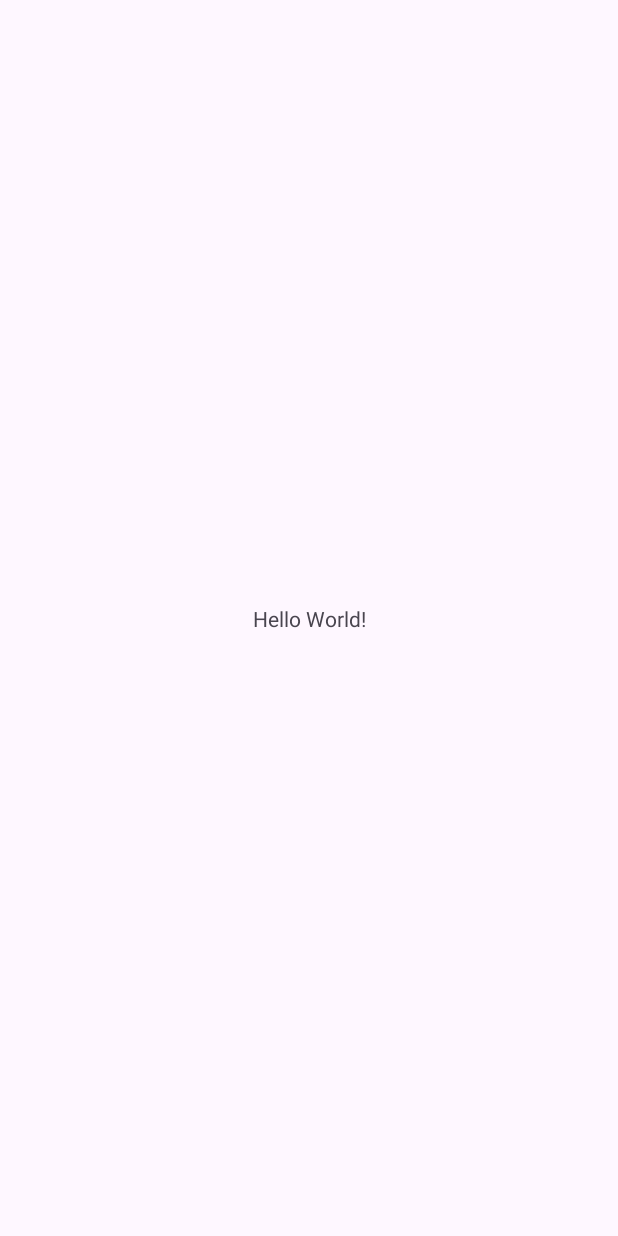
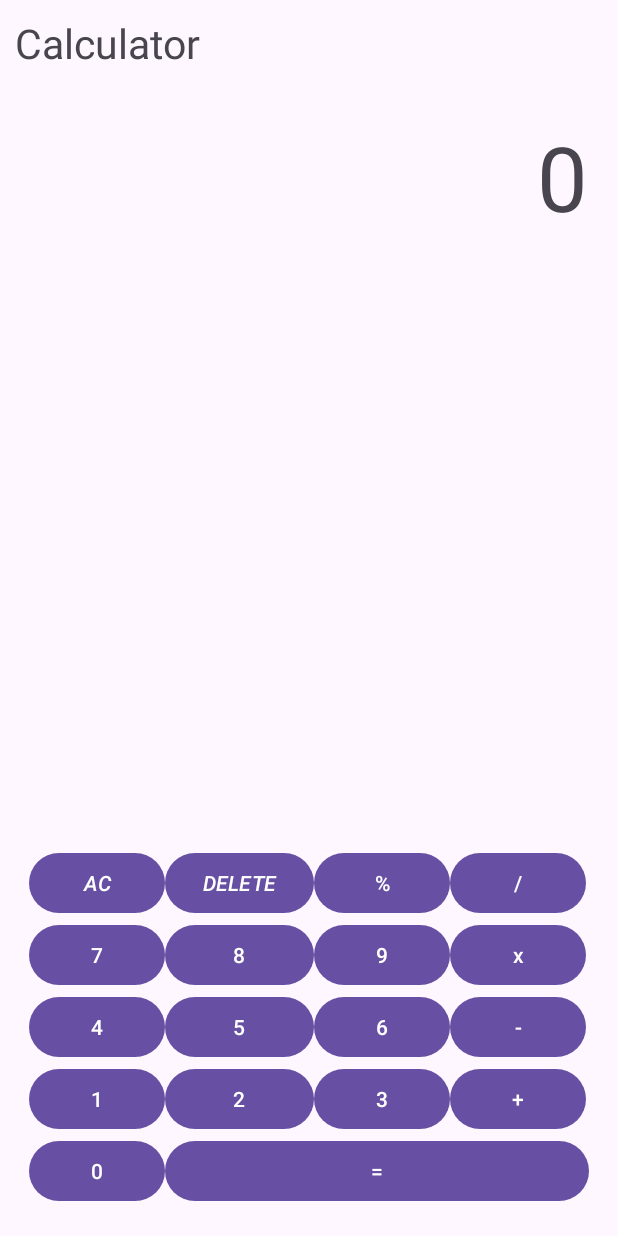
Before and after one commit to salmanmirr/Calculator-App, an Android app: the screen it shows after launch (MainActivity), on a phone screen of 412 x 824 dp. Before the commit the screen is almost empty. Run offline under Robolectric (Android 15) with nearby library versions, the phone set to English and light mode, and no system bars; 18 statements that could not run were skipped.

Commit message:
updated at 8:05

```diff
--- a/app/src/main/java/com/example/calculator/MainActivity.java
+++ b/app/src/main/java/com/example/calculator/MainActivity.java
@@ -7,6 +7,9 @@ import androidx.appcompat.app.AppCompatActivity;
 import androidx.core.graphics.Insets;
 import androidx.core.view.ViewCompat;
 import androidx.core.view.WindowInsetsCompat;
+import android.view.View;
+import android.widget.Button;
+import android.widget.TextView;
 
 public class MainActivity extends AppCompatActivity {
 
@@ -15,11 +18,29 @@ public class MainActivity extends AppCompatActivity {
         super.onCreate(savedInstanceState);
         EdgeToEdge.enable(this);
         setContentView(R.layout.activity_main);
-        ViewCompat.setOnApplyWindowInsetsListener(findViewById(R.id.main), (v, insets) -> {
-            Insets systemBars = insets.getInsets(WindowInsetsCompat.Type.systemBars());
-            v.setPadding(systemBars.left, systemBars.top, systemBars.right, systemBars.bottom);
-            return insets;
-        });
+
+        displayTextView = findViewById(R.id.displayID);
+
+        findViewById(R.id.zeroID).setOnClickListener(this::onNumberClick);
+        findViewById(R.id.oneID).setOnClickListener(this::onNumberClick);
+        findViewById(R.id.twoID).setOnClickListener(this::onNumberClick);
+        findViewById(R.id.threeID).setOnClickListener(this::onNumberClick);
+        findViewById(R.id.fourID).setOnClickListener(this::onNumberClick);
+        findViewById(R.id.fiveID).setOnClickListener(this::onNumberClick);
+        findViewById(R.id.sixID).setOnClickListener(this::onNumberClick);
+        findViewById(R.id.sevenID).setOnClickListener(this::onNumberClick);
+        findViewById(R.id.eightID).setOnClickListener(this::onNumberClick);
+        findViewById(R.id.nineID).setOnClickListener(this::onNumberClick);
+
+        findViewById(R.id.addID).setOnClickListener(this::onOperatorClick);
+        findViewById(R.id.subtractID).setOnClickListener(this::onOperatorClick);
+        findViewById(R.id.multiplyID).setOnClickListener(this::onOperatorClick);
+        findViewById(R.id.divideID).setOnClickListener(this::onOperatorClick);
+        findViewById(R.id.percentageID).setOnClickListener(this::onOperatorClick);
+
+        findViewById(R.id.equalID).setOnClickListener(this::onEqualsClick);
+
+        findViewById(R.id.acID).setOnClickListener(view -> clear());
+
     }
 }
-//hello hello testing testing
--- a/app/src/main/res/layout/activity_main.xml
+++ b/app/src/main/res/layout/activity_main.xml
@@ -1,19 +1,179 @@
 <?xml version="1.0" encoding="utf-8"?>
-<androidx.constraintlayout.widget.ConstraintLayout xmlns:android="http://schemas.android.com/apk/res/android"
+<RelativeLayout xmlns:android="http://schemas.android.com/apk/res/android"
     xmlns:app="http://schemas.android.com/apk/res-auto"
     xmlns:tools="http://schemas.android.com/tools"
-    android:id="@+id/main"
     android:layout_width="match_parent"
     android:layout_height="match_parent"
     tools:context=".MainActivity">
 
+
     <TextView
+        android:id="@+id/textViewID"
         android:layout_width="wrap_content"
         android:layout_height="wrap_content"
-        android:text="Hello World!"
-        app:layout_constraintBottom_toBottomOf="parent"
-        app:layout_constraintEnd_toEndOf="parent"
-        app:layout_constraintStart_toStartOf="parent"
-        app:layout_constraintTop_toTopOf="parent" />
+        android:text="Calculator"
+        android:padding="10dp"
+        android:textSize="27dp"
+        android:layout_alignParentTop="true"
+        android:layout_alignParentLeft="true"
+        />
 
-</androidx.constraintlayout.widget.ConstraintLayout>
+    <TextView
+        android:id="@+id/displayID"
+        android:layout_width="1000dp"
+        android:layout_height="wrap_content"
+        android:gravity="end|center_vertical"
+        android:text="0"
+        android:textSize="60dp"
+        android:padding="20dp"
+        android:layout_below="@+id/textViewID"/>
+
+
+    <TableLayout
+        android:id="@+id/tableLayoutID"
+        android:layout_width="match_parent"
+        android:layout_height="wrap_content"
+        android:layout_alignParentBottom="true"
+        android:stretchColumns="*"
+        android:padding="19dp">
+
+        <TableRow>
+
+            <Button
+                android:id="@+id/acID"
+                android:layout_width="0dp"
+                android:layout_height="wrap_content"
+                android:text="AC"
+                android:textStyle="italic"
+                android:padding="8dp"/>
+
+            <Button
+                android:id="@+id/deleteID"
+                android:layout_width="wrap_content"
+                android:layout_height="wrap_content"
+                android:text="DELETE"
+                android:textStyle="italic"/>
+
+            <Button
+                android:id="@+id/percentageID"
+                android:layout_width="wrap_content"
+                android:layout_height="wrap_content"
+                android:text="%" />
+
+            <Button
+                android:id="@+id/divideID"
+                android:layout_width="wrap_content"
+                android:layout_height="wrap_content"
+                android:text="/" />
+
+        </TableRow>
+
+        <TableRow>
+
+            <Button
+                android:id="@+id/oneID"
+                android:layout_width="0dp"
+                android:layout_height="wrap_content"
+                android:text="7"
+                android:padding="8dp"/>
+
+            <Button
+                android:id="@+id/twoID"
+                android:layout_width="wrap_content"
+                android:layout_height="wrap_content"
+                android:text="8" />
+
+            <Button
+                android:id="@+id/threeID"
+                android:layout_width="wrap_content"
+                android:layout_height="wrap_content"
+                android:text="9" />
+
+            <Button
+                android:id="@+id/multiplyID"
+                android:layout_width="wrap_content"
+                android:layout_height="wrap_content"
+                android:text="x" />
+
+        </TableRow>
+
+        <TableRow>
+
+
+            <Button
+                android:id="@+id/fourID"
+                android:layout_width="wrap_content"
+                android:layout_height="wrap_content"
+                android:text="4" />
+
+            <Button
+                android:id="@+id/fiveID"
+                android:layout_width="wrap_content"
+                android:layout_height="wrap_content"
+                android:text="5" />
+
+            <Button
+                android:id="@+id/sixID"
+                android:layout_width="wrap_content"
+                android:layout_height="wrap_content"
+                android:text="6" />
+
+            <Button
+                android:id="@+id/subtractID"
+                android:layout_width="wrap_content"
+                android:layout_height="wrap_content"
+                android:text="-" />
+
+        </TableRow>
+
+
+        <TableRow>
+
+            <Button
+                android:id="@+id/sevenID"
+                android:layout_width="wrap_content"
+                android:layout_height="wrap_content"
+                android:text="1" />
+
+            <Button
+                android:id="@+id/eightID"
+                android:layout_width="wrap_content"
+                android:layout_height="wrap_content"
+                android:text="2" />
+
+            <Button
+                android:id="@+id/nineID"
+                android:layout_width="wrap_content"
+                android:layout_height="wrap_content"
+                android:text="3" />
+
+            <Button
+                android:id="@+id/addID"
+                android:layout_width="wrap_content"
+                android:layout_height="wrap_content"
+                android:text="+" />
+
+        </TableRow>
+
+        <TableRow>
+
+            <Button
+                android:id="@+id/zeroID"
+                android:layout_width="wrap_content"
+                android:layout_height="wrap_content"
+                android:text="0" />
+
+            <Button
+                android:id="@+id/equalID"
+                android:layout_height="wrap_content"
+                android:layout_width="0dp"
+                android:layout_weight="3"
+                android:text="="/>
+
+        </TableRow>
+
+
+    </TableLayout>
+
+
+</RelativeLayout>
```
Also changed, not shown: 1 other file.
